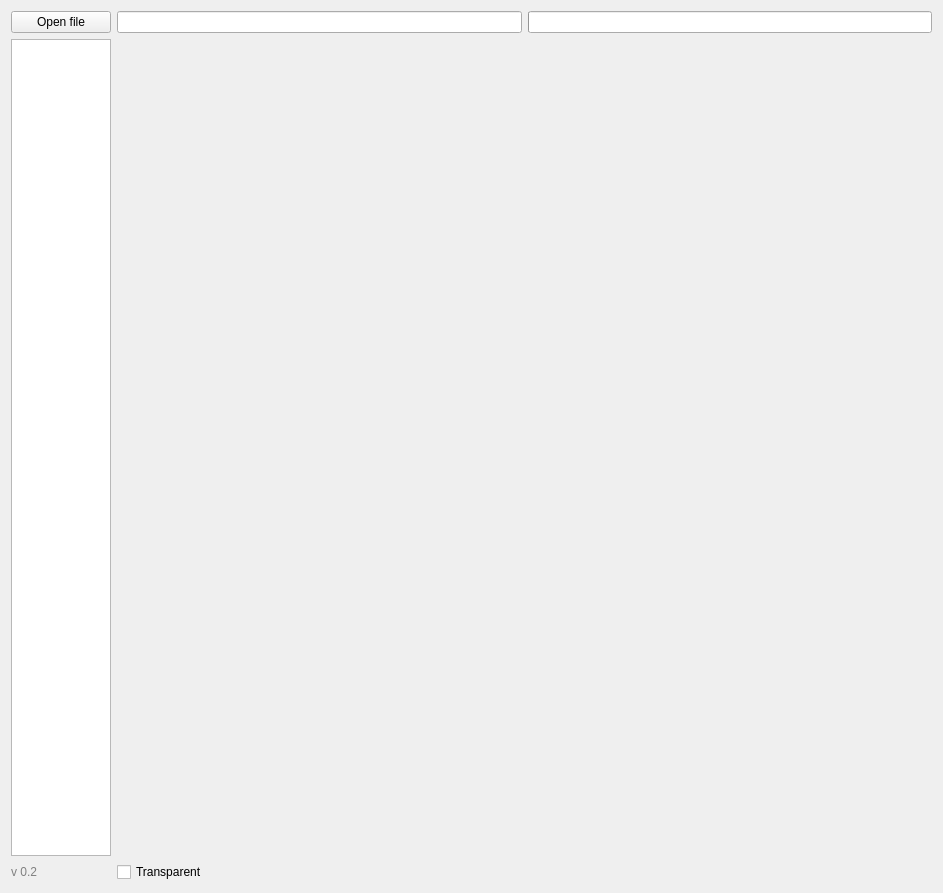
The window that mainwindow.ui (Tima45/McnpxCustomPlot) describes before a commit, drawn with Qt 5.
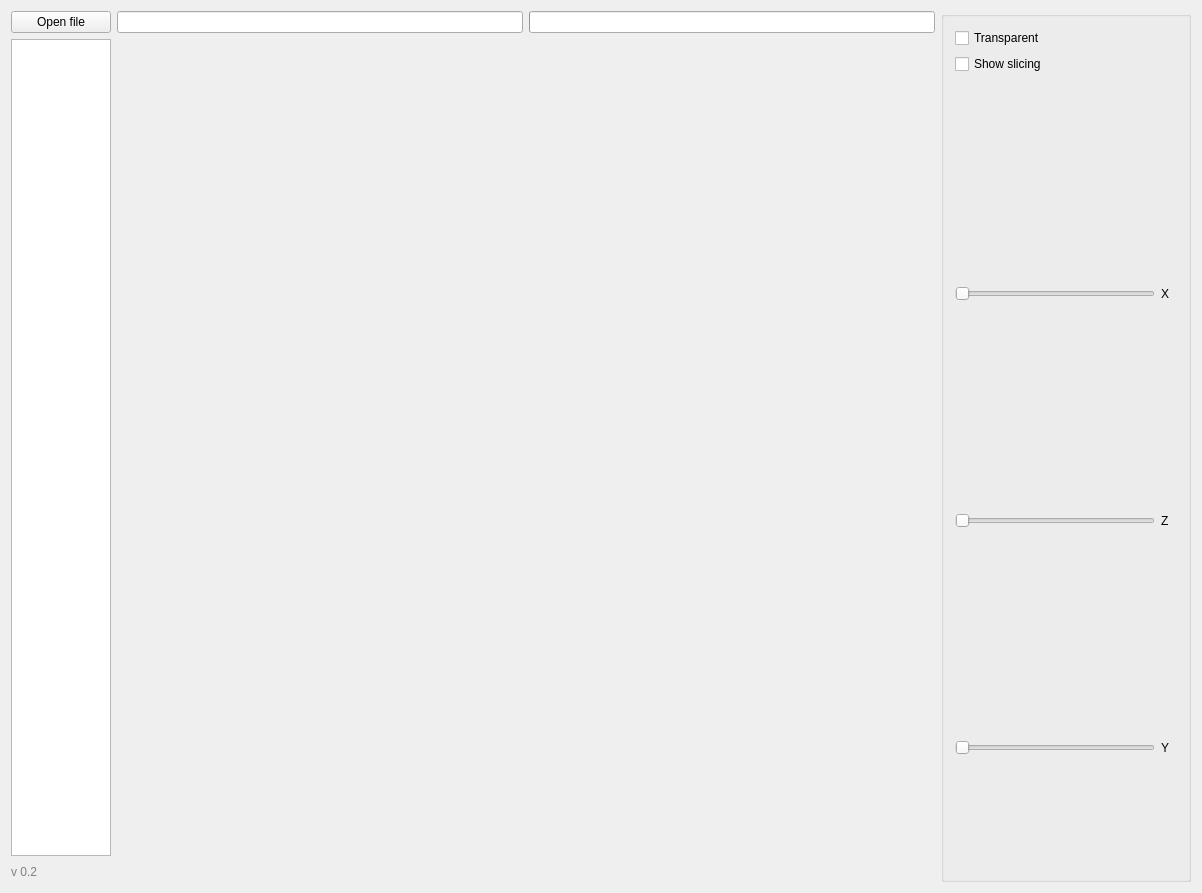
The same window after the commit.

Diff of the .ui file:
```diff
--- a/mainwindow.ui
+++ b/mainwindow.ui
@@ -6,7 +6,7 @@
    <rect>
     <x>0</x>
     <y>0</y>
-    <width>943</width>
+    <width>1202</width>
     <height>893</height>
    </rect>
   </property>
@@ -21,6 +21,22 @@
   </property>
   <widget class="QWidget" name="centralWidget">
    <layout class="QGridLayout" name="gridLayout">
+    <item row="1" column="0" rowspan="3">
+     <widget class="QListWidget" name="tallyList">
+      <property name="sizePolicy">
+       <sizepolicy hsizetype="Minimum" vsizetype="Preferred">
+        <horstretch>0</horstretch>
+        <verstretch>0</verstretch>
+       </sizepolicy>
+      </property>
+      <property name="maximumSize">
+       <size>
+        <width>100</width>
+        <height>16777215</height>
+       </size>
+      </property>
+     </widget>
+    </item>
     <item row="0" column="1">
      <widget class="QLineEdit" name="pathEdit"/>
     </item>
@@ -63,32 +79,204 @@
       </property>
      </widget>
     </item>
-    <item row="1" column="0" rowspan="3">
-     <widget class="QListWidget" name="tallyList">
-      <property name="sizePolicy">
-       <sizepolicy hsizetype="Minimum" vsizetype="Preferred">
-        <horstretch>0</horstretch>
-        <verstretch>0</verstretch>
-       </sizepolicy>
-      </property>
-      <property name="maximumSize">
-       <size>
-        <width>100</width>
-        <height>16777215</height>
-       </size>
-      </property>
-     </widget>
-    </item>
-    <item row="4" column="1">
-     <widget class="QCheckBox" name="transparentCkeck">
-      <property name="text">
-       <string>Transparent</string>
-      </property>
-     </widget>
-    </item>
     <item row="1" column="1" rowspan="3" colspan="2">
      <widget class="QWidget" name="scatterContainer" native="true"/>
     </item>
+    <item row="0" column="3" rowspan="5">
+     <widget class="QGroupBox" name="groupBox">
+      <property name="minimumSize">
+       <size>
+        <width>250</width>
+        <height>0</height>
+       </size>
+      </property>
+      <property name="maximumSize">
+       <size>
+        <width>250</width>
+        <height>16777215</height>
+       </size>
+      </property>
+      <property name="title">
+       <string/>
+      </property>
+      <layout class="QGridLayout" name="gridLayout_2">
+       <item row="4" column="0">
+        <widget class="QLabel" name="ySliceLabel">
+         <property name="sizePolicy">
+          <sizepolicy hsizetype="Fixed" vsizetype="Fixed">
+           <horstretch>0</horstretch>
+           <verstretch>0</verstretch>
+          </sizepolicy>
+         </property>
+         <property name="minimumSize">
+          <size>
+           <width>200</width>
+           <height>200</height>
+          </size>
+         </property>
+         <property name="maximumSize">
+          <size>
+           <width>200</width>
+           <height>200</height>
+          </size>
+         </property>
+         <property name="text">
+          <string/>
+         </property>
+        </widget>
+       </item>
+       <item row="1" column="0">
+        <widget class="QCheckBox" name="showSliceCheck">
+         <property name="text">
+          <string>Show slicing </string>
+         </property>
+        </widget>
+       </item>
+       <item row="2" column="0">
+        <widget class="QLabel" name="xSliceLabel">
+         <property name="sizePolicy">
+          <sizepolicy hsizetype="Fixed" vsizetype="Fixed">
+           <horstretch>0</horstretch>
+           <verstretch>0</verstretch>
+          </sizepolicy>
+         </property>
+         <property name="minimumSize">
+          <size>
+           <width>200</width>
+           <height>200</height>
+          </size>
+         </property>
+         <property name="maximumSize">
+          <size>
+           <width>200</width>
+           <height>200</height>
+          </size>
+         </property>
+         <property name="text">
+          <string/>
+         </property>
+        </widget>
+       </item>
+       <item row="10" column="0">
+        <spacer name="verticalSpacer">
+         <property name="orientation">
+          <enum>Qt::Vertical</enum>
+         </property>
+         <property name="sizeHint" stdset="0">
+          <size>
+           <width>20</width>
+           <height>40</height>
+          </size>
+         </property>
+        </spacer>
+       </item>
+       <item row="7" column="0">
+        <widget class="QLabel" name="zSliceLabel">
+         <property name="sizePolicy">
+          <sizepolicy hsizetype="Fixed" vsizetype="Fixed">
+           <horstretch>0</horstretch>
+           <verstretch>0</verstretch>
+          </sizepolicy>
+         </property>
+         <property name="minimumSize">
+          <size>
+           <width>200</width>
+           <height>200</height>
+          </size>
+         </property>
+         <property name="maximumSize">
+          <size>
+           <width>200</width>
+           <height>200</height>
+          </size>
+         </property>
+         <property name="text">
+          <string/>
+         </property>
+        </widget>
+       </item>
+       <item row="9" column="0">
+        <layout class="QHBoxLayout" name="horizontalLayout_3">
+         <item>
+          <widget class="QSlider" name="zSliceSlider">
+           <property name="maximumSize">
+            <size>
+             <width>200</width>
+             <height>16777215</height>
+            </size>
+           </property>
+           <property name="orientation">
+            <enum>Qt::Horizontal</enum>
+           </property>
+          </widget>
+         </item>
+         <item>
+          <widget class="QLabel" name="label_4">
+           <property name="text">
+            <string>Y</string>
+           </property>
+          </widget>
+         </item>
+        </layout>
+       </item>
+       <item row="3" column="0">
+        <layout class="QHBoxLayout" name="horizontalLayout">
+         <item>
+          <widget class="QSlider" name="xSliceSlider">
+           <property name="maximumSize">
+            <size>
+             <width>200</width>
+             <height>16777215</height>
+            </size>
+           </property>
+           <property name="orientation">
+            <enum>Qt::Horizontal</enum>
+           </property>
+          </widget>
+         </item>
+         <item>
+          <widget class="QLabel" name="label_2">
+           <property name="text">
+            <string>X</string>
+           </property>
+          </widget>
+         </item>
+        </layout>
+       </item>
+       <item row="5" column="0">
+        <layout class="QHBoxLayout" name="horizontalLayout_2">
+         <item>
+          <widget class="QSlider" name="ySliceSlider">
+           <property name="maximumSize">
+            <size>
+             <width>200</width>
+             <height>16777215</height>
+            </size>
+           </property>
+           <property name="orientation">
+            <enum>Qt::Horizontal</enum>
+           </property>
+          </widget>
+         </item>
+         <item>
+          <widget class="QLabel" name="label_3">
+           <property name="text">
+            <string>Z</string>
+           </property>
+          </widget>
+         </item>
+        </layout>
+       </item>
+       <item row="0" column="0">
+        <widget class="QCheckBox" name="transparentCkeck">
+         <property name="text">
+          <string>Transparent</string>
+         </property>
+        </widget>
+       </item>
+      </layout>
+     </widget>
+    </item>
    </layout>
   </widget>
  </widget>
```
